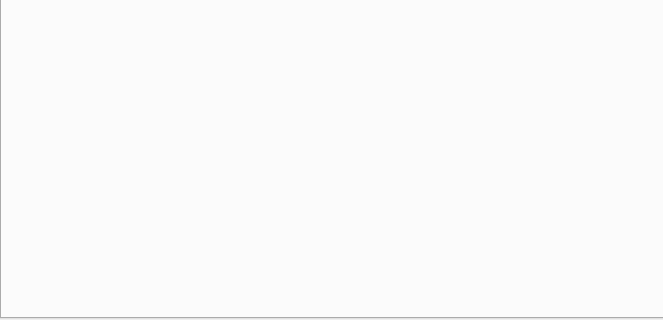
Hcorupe/2D-Graphics-Modeler, file 2D_Graphics_Modeler/MainWindow.ui: the form before one commit; both pictures show x 0 to 663 and y 512 to 832 of the 1232 by 832 pixel window.
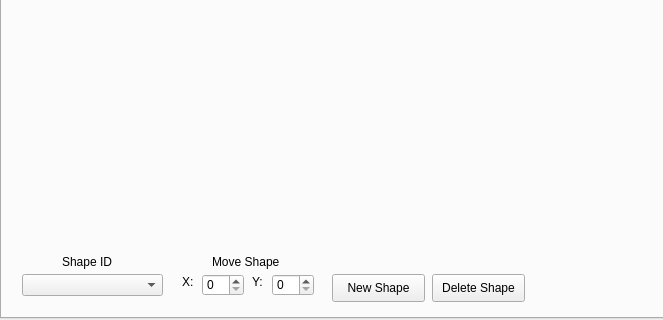
The form after the commit.

Commit message: Updated shape, added edit forms, disable edit forms for non-admins

What changed in the file:
```diff
--- a/2D_Graphics_Modeler/MainWindow.ui
+++ b/2D_Graphics_Modeler/MainWindow.ui
@@ -29,6 +29,114 @@
     <attribute name="title">
      <string>2D Graphics Render</string>
     </attribute>
+    <widget class="QComboBox" name="idComboBox">
+     <property name="geometry">
+      <rect>
+       <x>20</x>
+       <y>760</y>
+       <width>141</width>
+       <height>22</height>
+      </rect>
+     </property>
+    </widget>
+    <widget class="QLabel" name="idLabel">
+     <property name="geometry">
+      <rect>
+       <x>60</x>
+       <y>740</y>
+       <width>55</width>
+       <height>16</height>
+      </rect>
+     </property>
+     <property name="text">
+      <string>Shape ID</string>
+     </property>
+    </widget>
+    <widget class="QLabel" name="moveLabel">
+     <property name="geometry">
+      <rect>
+       <x>210</x>
+       <y>740</y>
+       <width>81</width>
+       <height>16</height>
+      </rect>
+     </property>
+     <property name="text">
+      <string>Move Shape</string>
+     </property>
+    </widget>
+    <widget class="QSpinBox" name="xSpinBox">
+     <property name="geometry">
+      <rect>
+       <x>200</x>
+       <y>760</y>
+       <width>42</width>
+       <height>22</height>
+      </rect>
+     </property>
+    </widget>
+    <widget class="QSpinBox" name="ySpinBox">
+     <property name="geometry">
+      <rect>
+       <x>270</x>
+       <y>760</y>
+       <width>42</width>
+       <height>22</height>
+      </rect>
+     </property>
+    </widget>
+    <widget class="QLabel" name="xLabel">
+     <property name="geometry">
+      <rect>
+       <x>180</x>
+       <y>760</y>
+       <width>21</width>
+       <height>16</height>
+      </rect>
+     </property>
+     <property name="text">
+      <string>X:</string>
+     </property>
+    </widget>
+    <widget class="QLabel" name="label">
+     <property name="geometry">
+      <rect>
+       <x>250</x>
+       <y>760</y>
+       <width>21</width>
+       <height>16</height>
+      </rect>
+     </property>
+     <property name="text">
+      <string>Y:</string>
+     </property>
+    </widget>
+    <widget class="QPushButton" name="newShapeButton">
+     <property name="geometry">
+      <rect>
+       <x>330</x>
+       <y>760</y>
+       <width>93</width>
+       <height>28</height>
+      </rect>
+     </property>
+     <property name="text">
+      <string>New Shape</string>
+     </property>
+    </widget>
+    <widget class="QPushButton" name="deleteShapeButton">
+     <property name="geometry">
+      <rect>
+       <x>430</x>
+       <y>760</y>
+       <width>93</width>
+       <height>28</height>
+      </rect>
+     </property>
+     <property name="text">
+      <string>Delete Shape</string>
+     </property>
+    </widget>
    </widget>
    <widget class="QWidget" name="ReportsTab">
     <attribute name="title">
```
The commit also changes 17 other files.
